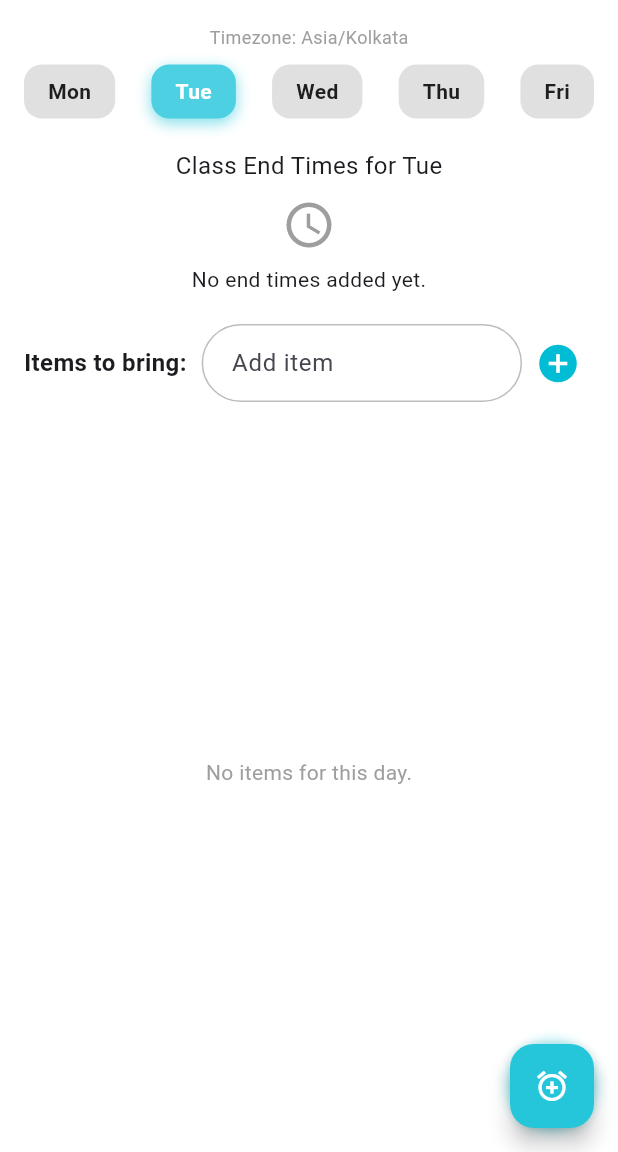
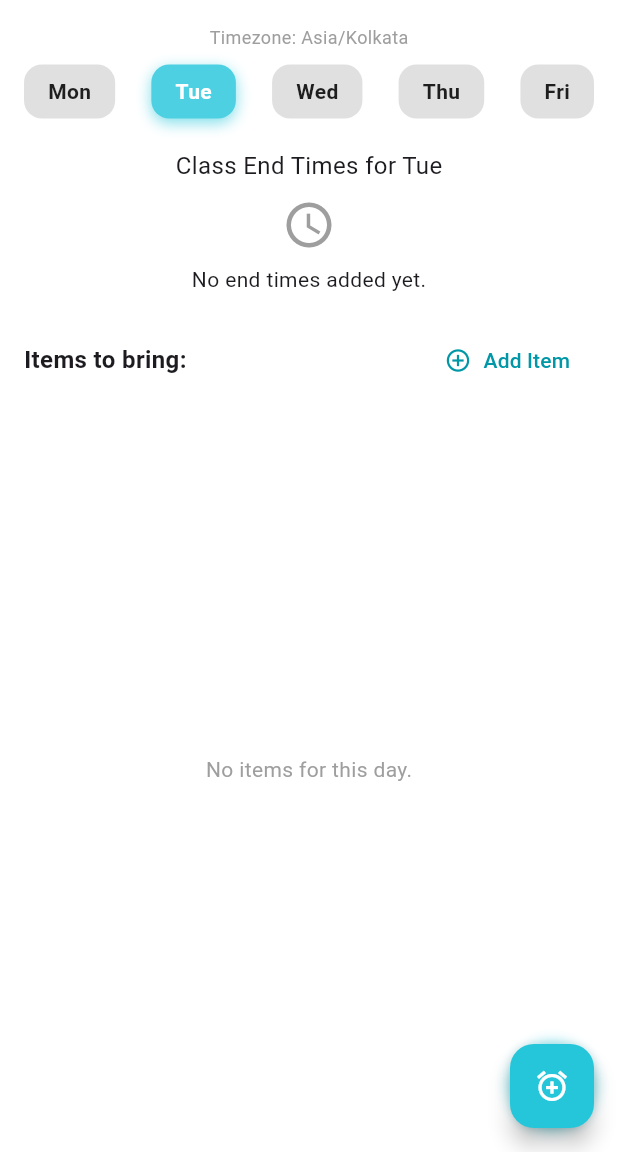
Before and after one commit to Geervan/class_reminder, a Flutter app: the MainPage screen opened by its route, after a tap on "Tue", on a phone screen of 412 x 824 dp, the part 84-1236 px from its top. Run offline on Flutter 3.47's test engine with Material 3 defaults, Android fonts, the phone set to English and light mode, and no system bars; our stand-ins replace flutter_local_notifications, shared_preferences, timezone, vibration; accounts and stored records are empty.

Commit message:
updated item adding ui

```diff
--- a/lib/pages/main_page.dart
+++ b/lib/pages/main_page.dart
@@ -1,12 +1,12 @@
 import 'dart:async';
-import 'dart:convert'; // --- NEW ---: Needed for converting data to/from JSON
+import 'dart:convert';
 import 'dart:io';
 import 'package:flutter/material.dart';
 import 'package:flutter_local_notifications/flutter_local_notifications.dart';
 import 'package:vibration/vibration.dart';
 import 'package:timezone/data/latest_all.dart' as tz;
 import 'package:timezone/timezone.dart' as tz;
-import 'package:shared_preferences/shared_preferences.dart'; // --- NEW ---
+import 'package:shared_preferences/shared_preferences.dart';
 
 // --- No changes in this class ---
 class NotificationService {
@@ -109,12 +109,10 @@ class _MainPageState extends State<MainPage> with WidgetsBindingObserver {
   String _deviceTimeZone = 'Asia/Kolkata';
   final NotificationService _notificationService = NotificationService();
 
-  // --- UPDATED: initState now calls _loadData ---
   @override
   void initState() {
     super.initState();
     WidgetsBinding.instance.addObserver(this);
-    // The _initApp sequence is now slightly different
     _loadData().then((_) {
       _initApp();
     });
@@ -142,19 +140,16 @@ class _MainPageState extends State<MainPage> with WidgetsBindingObserver {
     super.dispose();
   }
 
-  // --- UPDATED: Startup logic ---
   Future<void> _initApp() async {
     await _initTimeZoneAndNotifications();
     _autoSelectCurrentDay();
-    _resetTodaysItemsIfNecessary(); // --- NEW ---: Unchecks items for the new day
+    _resetTodaysItemsIfNecessary();
     _rescheduleAllNotifications();
     _startPeriodicCheck();
   }
 
-  // --- NEW ---: Functions to save data to phone storage
   Future<void> _saveData() async {
     final prefs = await SharedPreferences.getInstance();
-    // Convert maps to JSON strings before saving
     final String classEndTimesJson = json.encode(classEndTimes);
     final String itemsJson = json.encode(items);
     await prefs.setString('classEndTimes', classEndTimesJson);
@@ -162,23 +157,19 @@ class _MainPageState extends State<MainPage> with WidgetsBindingObserver {
     debugPrint("Data saved!");
   }
 
-  // --- NEW ---: Functions to load data from phone storage
   Future<void> _loadData() async {
     final prefs = await SharedPreferences.getInstance();
     final String? classEndTimesJson = prefs.getString('classEndTimes');
     final String? itemsJson = prefs.getString('items');
 
     if (classEndTimesJson != null) {
-      // Convert JSON string back to a Map
       final decodedMap = json.decode(classEndTimesJson) as Map<String, dynamic>;
-      // Ensure the lists are of the correct type
       classEndTimes = decodedMap.map(
         (key, value) => MapEntry(key, List<String>.from(value)),
       );
     }
     if (itemsJson != null) {
       final decodedMap = json.decode(itemsJson) as Map<String, dynamic>;
-      // This conversion is a bit more complex due to the nested map
       items = decodedMap.map((key, value) {
         final itemList =
             (value as List)
@@ -188,23 +179,20 @@ class _MainPageState extends State<MainPage> with WidgetsBindingObserver {
       });
     }
 
-    // Use setState to update the UI with the loaded data
     if (mounted) {
       setState(() {});
     }
     debugPrint("Data loaded!");
   }
 
-  // --- NEW ---: Logic to uncheck items at the start of a new day
   Future<void> _resetTodaysItemsIfNecessary() async {
     final prefs = await SharedPreferences.getInstance();
     final String todayString = DateTime.now().toIso8601String().substring(
       0,
       10,
-    ); // e.g., "2024-05-24"
+    );
     final String? lastResetDay = prefs.getString('lastResetDay');
 
-    // If it's a new day, reset the items for today
     if (lastResetDay != todayString) {
       final todayKey = days[DateTime.now().weekday - 1];
       if (items[todayKey] != null) {
@@ -212,13 +200,8 @@ class _MainPageState extends State<MainPage> with WidgetsBindingObserver {
           item['checked'] = false;
         }
         debugPrint("Resetting items for $todayKey.");
-        await _saveData(); // Save the newly unchecked items
-        await prefs.setString(
-          'lastResetDay',
-          todayString,
-        ); // Remember we reset today
-
-        // Update UI to show the unchecked items
+        await _saveData();
+        await prefs.setString('lastResetDay', todayString);
         if (mounted) {
           setState(() {});
         }
@@ -226,7 +209,7 @@ class _MainPageState extends State<MainPage> with WidgetsBindingObserver {
     }
   }
 
-  // --- All functions below this line are mostly the same, but now call _saveData() ---
+  // --- Functions below are mostly unchanged, except for adding/handling items ---
 
   Future<void> _initTimeZoneAndNotifications() async {
     try {
@@ -398,7 +381,6 @@ class _MainPageState extends State<MainPage> with WidgetsBindingObserver {
     _stopVibration();
   }
 
-  // --- UPDATED to call _saveData() ---
   void _showManualTimeDialog() {
     hourController.clear();
     minuteController.clear();
@@ -465,7 +447,7 @@ class _MainPageState extends State<MainPage> with WidgetsBindingObserver {
                   final currentDay = days[selectedDayIndex];
                   setState(() {
                     classEndTimes[currentDay]!.add(formattedTime);
-                    _saveData(); // --- NEW ---
+                    _saveData();
                   });
                   _scheduleNotificationFor(currentDay, formattedTime);
                   Navigator.of(context).pop();
@@ -485,8 +467,8 @@ class _MainPageState extends State<MainPage> with WidgetsBindingObserver {
     );
   }
 
-  // --- UPDATED to call _saveData() ---
-  void _addItem() {
+  // --- UPDATED: This function now takes the context to pop the bottom sheet ---
+  void _addItem(BuildContext sheetContext) {
     if (itemController.text.trim().isNotEmpty) {
       setState(() {
         final selectedDay = days[selectedDayIndex];
@@ -494,11 +476,76 @@ class _MainPageState extends State<MainPage> with WidgetsBindingObserver {
           'text': itemController.text.trim(),
           'checked': false,
         });
-        itemController.clear();
-        _saveData(); // --- NEW ---
+        _saveData();
       });
+      itemController.clear();
+      Navigator.pop(sheetContext); // Close the bottom sheet
       _checkClassEndTimesAndVibrate();
     }
+  }
+
+  // --- NEW: Function to display the modal bottom sheet for adding an item ---
+  void _showAddItemSheet() {
+    showModalBottomSheet(
+      context: context,
+      // This makes the sheet sit above the keyboard
+      isScrollControlled: true,
+      // For rounded corners
+      shape: const RoundedRectangleBorder(
+        borderRadius: BorderRadius.vertical(top: Radius.circular(25.0)),
+      ),
+      builder: (sheetContext) {
+        return Padding(
+          // This padding adjusts the sheet's content based on the keyboard's height
+          padding: EdgeInsets.only(
+            bottom: MediaQuery.of(sheetContext).viewInsets.bottom,
+          ),
+          child: Padding(
+            padding: const EdgeInsets.all(20.0),
+            child: Column(
+              mainAxisSize: MainAxisSize.min,
+              children: [
+                const Text(
+                  'Add New Item',
+                  style: TextStyle(fontSize: 18, fontWeight: FontWeight.bold),
+                ),
+                const SizedBox(height: 20),
+                TextField(
+                  controller: itemController,
+                  // Automatically focuses the field and brings up the keyboard
+                  autofocus: true,
+                  decoration: InputDecoration(
+                    labelText: 'Item Name',
+                    border: OutlineInputBorder(
+                      borderRadius: BorderRadius.circular(12),
+                    ),
+                  ),
+                  onSubmitted: (_) => _addItem(sheetContext),
+                ),
+                const SizedBox(height: 20),
+                ElevatedButton(
+                  style: ElevatedButton.styleFrom(
+                    backgroundColor: Colors.cyan,
+                    padding: const EdgeInsets.symmetric(
+                      horizontal: 50,
+                      vertical: 15,
+                    ),
+                    shape: RoundedRectangleBorder(
+                      borderRadius: BorderRadius.circular(12),
+                    ),
+                  ),
+                  onPressed: () => _addItem(sheetContext),
+                  child: const Text(
+                    'Add Item',
+                    style: TextStyle(color: Colors.white),
+                  ),
+                ),
+              ],
+            ),
+          ),
+        );
+      },
+    );
   }
 
   @override
@@ -606,7 +653,7 @@ class _MainPageState extends State<MainPage> with WidgetsBindingObserver {
                         times
                             .map(
                               (time) => Card(
-                                color: Color(0xFFF0F8FF),
+                                color: const Color(0xFFF0F8FF),
                                 elevation: 0,
                                 shape: RoundedRectangleBorder(
                                   borderRadius: BorderRadius.circular(10),
@@ -626,7 +673,7 @@ class _MainPageState extends State<MainPage> with WidgetsBindingObserver {
                                         _notificationService.cancelNotification(
                                           notificationId,
                                         );
-                                        _saveData(); // --- NEW ---
+                                        _saveData();
                                         debugPrint(
                                           'Cancelled notification for $selectedDay at $time',
                                         );
@@ -639,52 +686,29 @@ class _MainPageState extends State<MainPage> with WidgetsBindingObserver {
                             .toList(),
                   ),
               const SizedBox(height: 20),
+              // --- UPDATED: This section is now cleaner, just a title and a button ---
               Row(
+                mainAxisAlignment: MainAxisAlignment.spaceBetween,
                 children: [
                   const Text(
                     "Items to bring:",
                     style: TextStyle(fontSize: 16, fontWeight: FontWeight.w600),
                   ),
-                  const SizedBox(width: 10),
-                  Expanded(
-                    child: TextField(
-                      controller: itemController,
-                      onSubmitted: (_) => _addItem(),
-                      decoration: InputDecoration(
-                        hintText: "Add item",
-                        contentPadding: const EdgeInsets.symmetric(
-                          vertical: 14,
-                          horizontal: 16,
-                        ),
-                        border: OutlineInputBorder(
-                          borderRadius: BorderRadius.circular(30),
-                          borderSide: BorderSide(color: Colors.grey.shade400),
-                        ),
-                        enabledBorder: OutlineInputBorder(
-                          borderRadius: BorderRadius.circular(30),
-                          borderSide: BorderSide(color: Colors.grey.shade400),
-                        ),
-                        focusedBorder: OutlineInputBorder(
-                          borderRadius: BorderRadius.circular(30),
-                          borderSide: BorderSide(
-                            color: Colors.cyan.shade300,
-                            width: 2,
-                          ),
-                        ),
+                  TextButton.icon(
+                    onPressed: _showAddItemSheet,
+                    icon: const Icon(Icons.add_circle_outline),
+                    label: const Text("Add Item"),
+                    style: TextButton.styleFrom(
+                      foregroundColor: Colors.cyan[700],
+                      shape: RoundedRectangleBorder(
+                        borderRadius: BorderRadius.circular(20),
                       ),
                     ),
                   ),
-                  IconButton(
-                    icon: const Icon(
-                      Icons.add_circle,
-                      color: Colors.cyan,
-                      size: 30,
-                    ),
-                    onPressed: _addItem,
-                  ),
                 ],
               ),
-              SizedBox(height: 10),
+              // --- End of updated section ---
+              const SizedBox(height: 10),
               Expanded(
                 child:
                     todayItems.isEmpty
@@ -701,16 +725,17 @@ class _MainPageState extends State<MainPage> with WidgetsBindingObserver {
                             return Material(
                               color: Colors.white,
                               child: Padding(
-                                padding: const EdgeInsets.all(2.0),
+                                padding: const EdgeInsets.symmetric(
+                                  vertical: 4.0,
+                                ),
                                 child: ListTile(
-                                  tileColor: Color(0xFFB3E5FC),
+                                  tileColor: const Color(0xFFB3E5FC),
                                   shape: RoundedRectangleBorder(
                                     borderRadius: BorderRadius.circular(10),
                                   ),
                                   leading: Checkbox(
                                     value: item['checked'],
                                     activeColor: Colors.cyan,
-
                                     onChanged: (val) {
                                       setState(() {
                                         item['checked'] = val!;
@@ -720,7 +745,7 @@ class _MainPageState extends State<MainPage> with WidgetsBindingObserver {
                                             _isVibrating) {
                                           _stopVibration();
                                         }
-                                        _saveData(); // --- NEW ---
+                                        _saveData();
                                       });
                                     },
                                   ),
@@ -731,10 +756,7 @@ class _MainPageState extends State<MainPage> with WidgetsBindingObserver {
                                           item['checked']
                                               ? TextDecoration.lineThrough
                                               : null,
-                                      color:
-                                          item['checked']
-                                              ? Colors.black
-                                              : Colors.black,
+                                      color: Colors.black,
                                     ),
                                   ),
                                   trailing: IconButton(
@@ -749,7 +771,7 @@ class _MainPageState extends State<MainPage> with WidgetsBindingObserver {
                                             _isVibrating) {
                                           _stopVibration();
                                         }
-                                        _saveData(); // --- NEW ---
+                                        _saveData();
                                       });
                                     },
                                   ),
```
